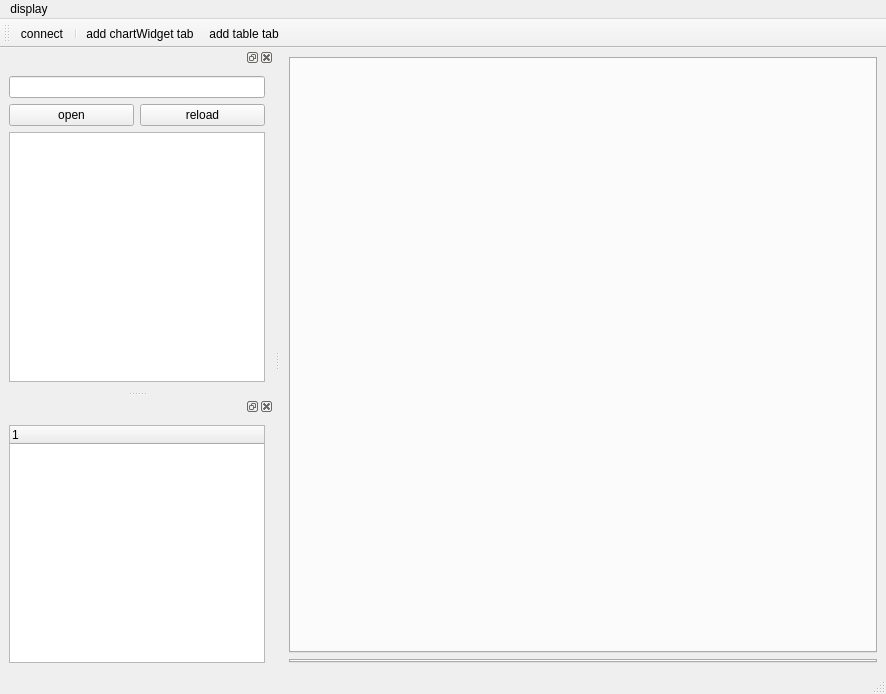
This is mainwindow.ui in SuperLiaohy/MemRW as Qt 5 draws it before an edit. The edited form follows.
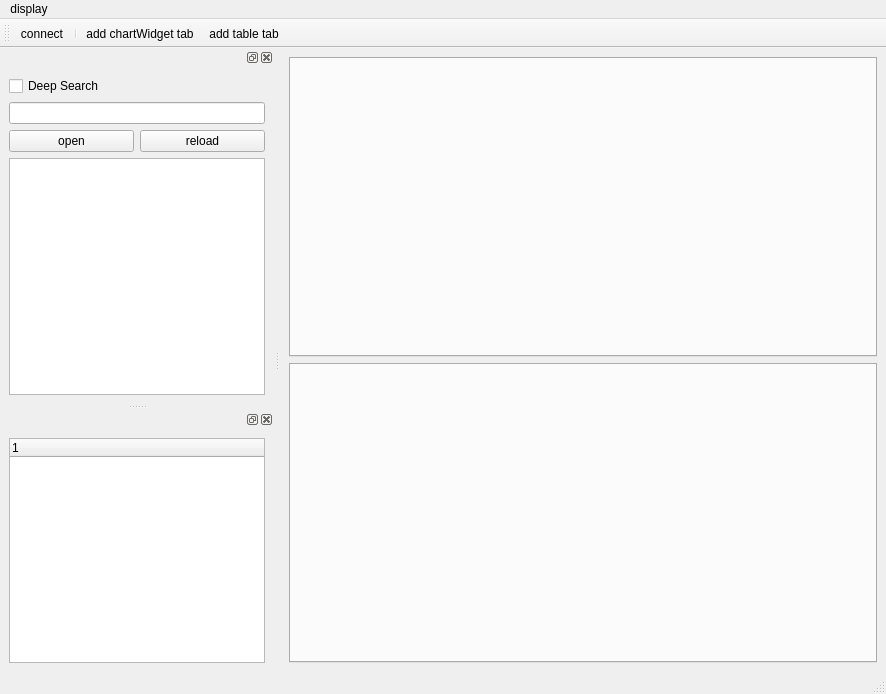
This is the edited form. Icons and pictures are not drawn.

```diff
--- a/mainwindow.ui
+++ b/mainwindow.ui
@@ -18,7 +18,7 @@
     <item row="0" column="0">
      <widget class="QTabWidget" name="chartTab">
       <property name="sizePolicy">
-       <sizepolicy hsizetype="Expanding" vsizetype="Minimum">
+       <sizepolicy hsizetype="Preferred" vsizetype="Preferred">
         <horstretch>0</horstretch>
         <verstretch>0</verstretch>
        </sizepolicy>
@@ -31,7 +31,7 @@
     <item row="1" column="0">
      <widget class="QTabWidget" name="tableTab">
       <property name="sizePolicy">
-       <sizepolicy hsizetype="Expanding" vsizetype="Maximum">
+       <sizepolicy hsizetype="Preferred" vsizetype="Preferred">
         <horstretch>0</horstretch>
         <verstretch>0</verstretch>
        </sizepolicy>
@@ -68,25 +68,32 @@
    </attribute>
    <widget class="QWidget" name="dockWidgetContents">
     <layout class="QGridLayout" name="gridLayout">
-     <item row="0" column="0" colspan="2">
-      <widget class="QLineEdit" name="fileEdit"/>
-     </item>
-     <item row="1" column="0">
-      <widget class="QPushButton" name="openBtn">
+     <item row="2" column="0">
+      <widget class="QCheckBox" name="modeBox">
        <property name="text">
-        <string>open</string>
+        <string>Deep Search</string>
        </property>
       </widget>
      </item>
-     <item row="1" column="1">
+     <item row="5" column="0" colspan="2">
+      <widget class="QTreeView" name="dwarf_treeView"/>
+     </item>
+     <item row="4" column="1">
       <widget class="QPushButton" name="reloadBtn">
        <property name="text">
         <string>reload</string>
        </property>
       </widget>
      </item>
-     <item row="2" column="0" colspan="2">
-      <widget class="QTreeView" name="dwarf_treeView"/>
+     <item row="4" column="0">
+      <widget class="QPushButton" name="openBtn">
+       <property name="text">
+        <string>open</string>
+       </property>
+      </widget>
+     </item>
+     <item row="3" column="0" colspan="2">
+      <widget class="QLineEdit" name="fileEdit"/>
      </item>
     </layout>
    </widget>
```
